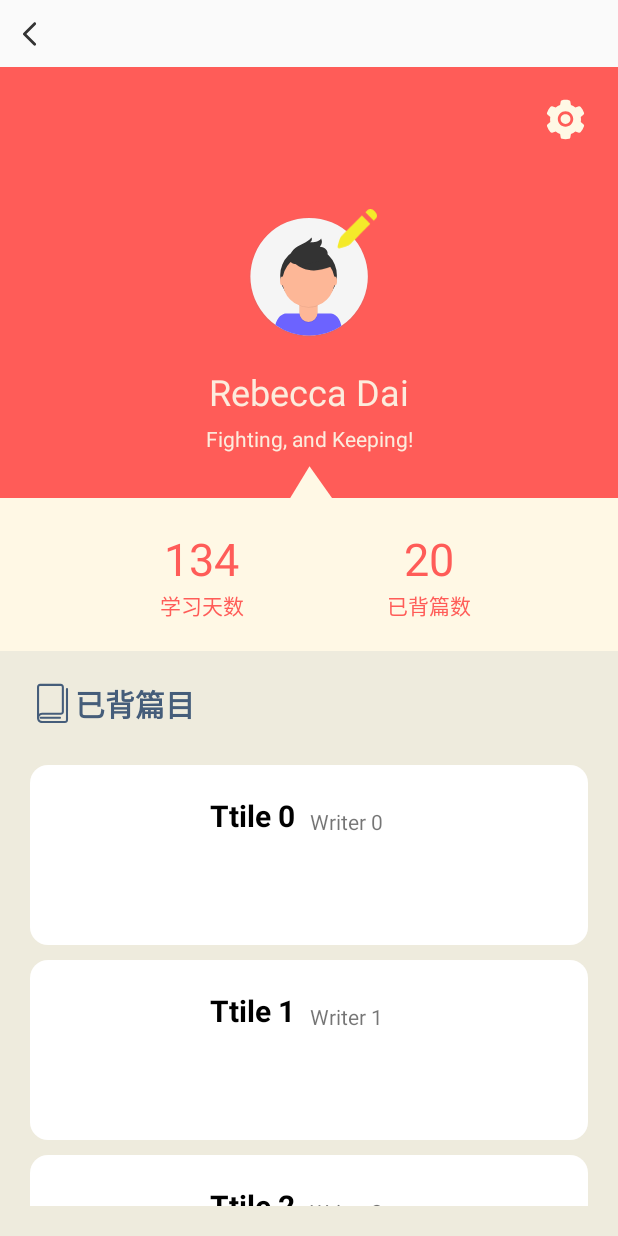
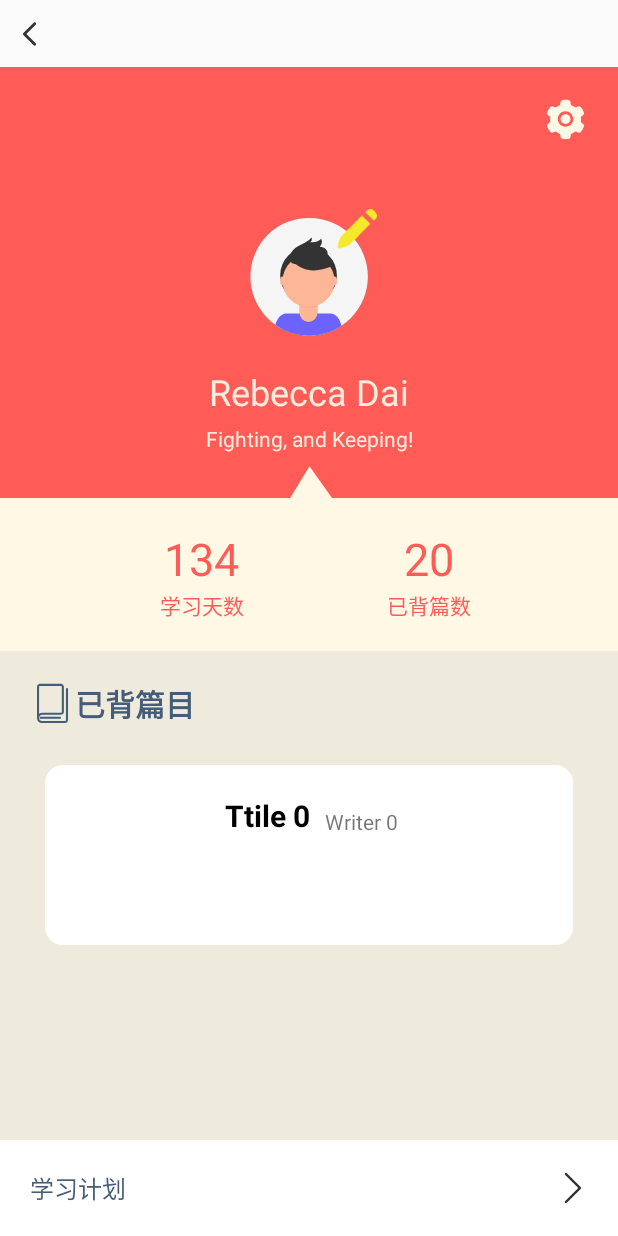
Before and after one commit to Jia-algorithm/UDrop, an Android app: the ProfileActivity screen opened directly, with no data from a screen before it, on a phone screen of 412 x 824 dp. Run offline under Robolectric (Android 15) with nearby library versions, the phone set to English and light mode, and no system bars; our stand-ins replace data binding; 1 statement that could not run was skipped.

Commit message:
tiny adjust

```diff
--- a/app/src/main/java/com/yudi/udrop/ProfileActivity.kt
+++ b/app/src/main/java/com/yudi/udrop/ProfileActivity.kt
@@ -22,7 +22,7 @@ class ProfileActivity : AppCompatActivity() {
         val recyclerView = findViewById<RecyclerView>(R.id.review_item)
         recyclerView.adapter = adapter
         val layoutManager = LinearLayoutManager(this)
-        layoutManager.orientation= RecyclerView.VERTICAL
+        layoutManager.orientation= RecyclerView.HORIZONTAL
         recyclerView.layoutManager = layoutManager
     }
 }
--- /dev/null
+++ b/app/src/main/res/drawable/ic_right_arrow.xml
@@ -0,0 +1,4 @@
+<vector android:height="20dp" android:viewportHeight="1024"
+    android:viewportWidth="1024" android:width="20dp" xmlns:android="http://schemas.android.com/apk/res/android">
+    <path android:fillColor="#333333" android:pathData="M246.11,1014.69c-13.96,-13.96 -13.96,-41.89 0,-55.85L692.95,512 246.11,65.16C232.15,51.2 232.15,23.27 246.11,9.31c13.96,-13.96 41.89,-13.96 55.85,0l479.42,474.76c13.96,13.96 13.96,41.89 0,55.85L301.96,1014.69c-9.31,4.65 -18.62,9.31 -27.93,9.31s-23.27,-4.65 -27.93,-9.31z"/>
+</vector>
--- a/app/src/main/res/layout/activity_profile.xml
+++ b/app/src/main/res/layout/activity_profile.xml
@@ -149,7 +149,7 @@
             android:layout_height="0dp"
             android:background="@color/gary_0"
             android:padding="20dp"
-            app:layout_constraintBottom_toBottomOf="parent"
+            app:layout_constraintBottom_toTopOf="@id/profile_schedule"
             app:layout_constraintStart_toStartOf="parent"
             app:layout_constraintTop_toBottomOf="@id/profile_data">
             <ImageView
@@ -180,6 +180,32 @@
                 app:layout_constraintStart_toStartOf="parent"
                 app:layout_constraintTop_toBottomOf="@id/review_title" />
         </androidx.constraintlayout.widget.ConstraintLayout>
+        <androidx.constraintlayout.widget.ConstraintLayout
+            android:id="@+id/profile_schedule"
+            android:layout_width="match_parent"
+            android:layout_height="wrap_content"
+            app:layout_constraintStart_toStartOf="parent"
+            app:layout_constraintBottom_toBottomOf="parent"
+            android:background="@color/white"
+            android:padding="20dp">
+            <TextView
+                android:layout_width="wrap_content"
+                android:layout_height="wrap_content"
+                app:layout_constraintStart_toStartOf="parent"
+                app:layout_constraintBottom_toBottomOf="parent"
+                android:text="学习计划"
+                android:textColor="@color/black_blue"
+                android:textSize="16sp"/>
+            <ImageView
+                android:layout_width="wrap_content"
+                android:layout_height="wrap_content"
+                app:layout_constraintTop_toTopOf="parent"
+                app:layout_constraintBottom_toBottomOf="parent"
+                app:layout_constraintEnd_toEndOf="parent"
+                android:src="@drawable/ic_right_arrow"/>
+
+        </androidx.constraintlayout.widget.ConstraintLayout>
+
 
 
     </androidx.constraintlayout.widget.ConstraintLayout>
--- a/app/src/main/res/layout/profile_learned_texts_item.xml
+++ b/app/src/main/res/layout/profile_learned_texts_item.xml
@@ -12,7 +12,7 @@
         android:layout_width="match_parent"
         android:layout_height="wrap_content"
         android:background="@drawable/bg_learned_text_item"
-        android:layout_marginTop="10dp"
+        android:layout_margin="10dp"
         android:padding="20dp">
         <ImageView
             android:id="@+id/text_picture"
```
